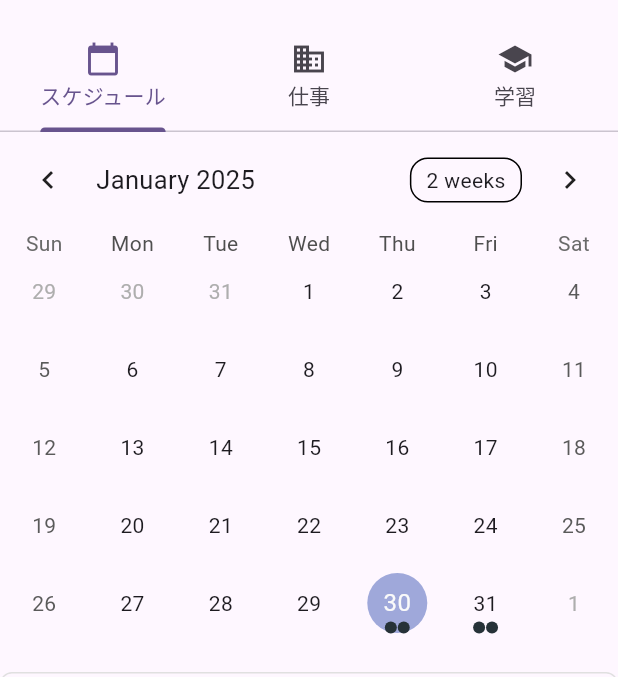
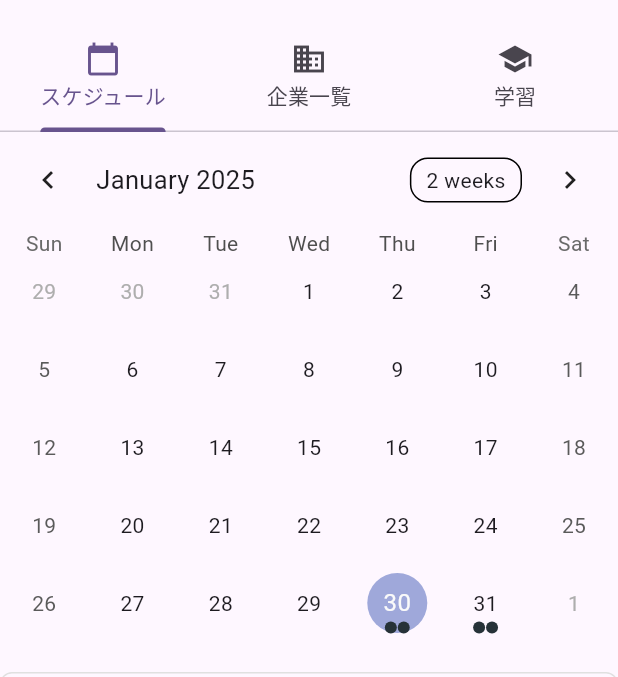
Before and after one commit to XEBSYSTEM/pocketbookforfreelance, a Flutter app: the screen it shows after launch, on a phone screen of 412 x 824 dp, the part 63-740 px from its top. Run offline on Flutter 3.47's test engine with Material 3 defaults, Android fonts, the light colour scheme and no system bars; drawn by our look-alikes of table_calendar.

Commit message:
feat: タブ名の変更
タブ名を「仕事」から「企業一覧」に変更し、より適切な名称に修正

```diff
--- a/lib/main.dart
+++ b/lib/main.dart
@@ -35,7 +35,7 @@ class MyHomePage extends StatelessWidget {
           bottom: const TabBar(
             tabs: [
               Tab(icon: Icon(Icons.calendar_today), text: 'スケジュール'),
-              Tab(icon: Icon(Icons.business), text: '仕事'),
+              Tab(icon: Icon(Icons.business), text: '企業一覧'),
               Tab(icon: Icon(Icons.school), text: '学習'),
             ],
           ),
```
